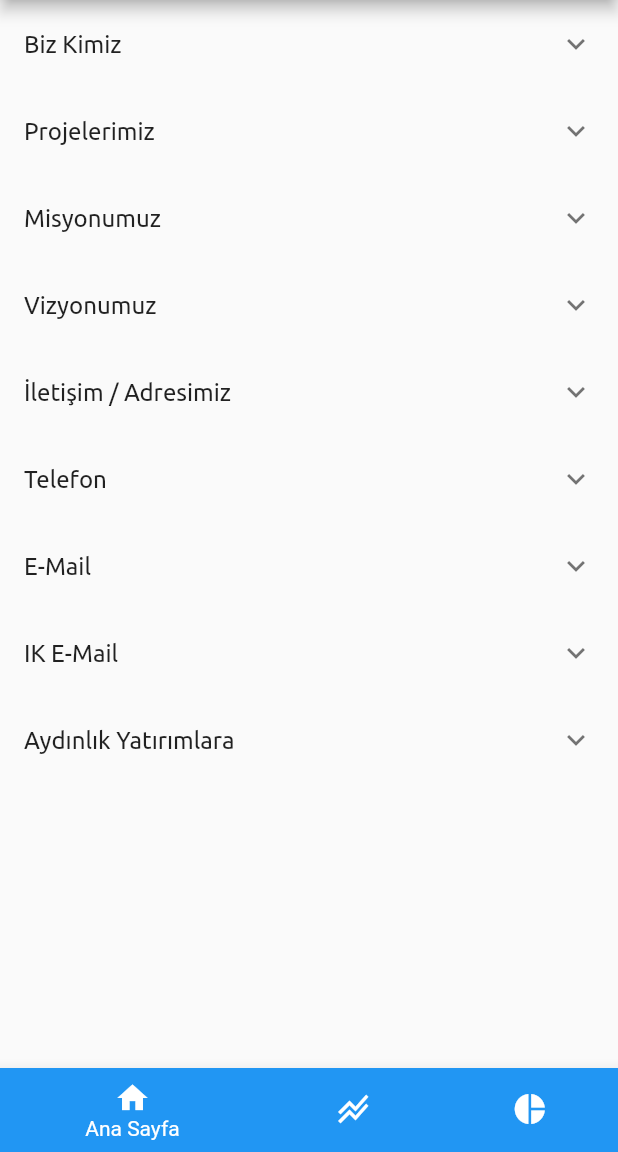
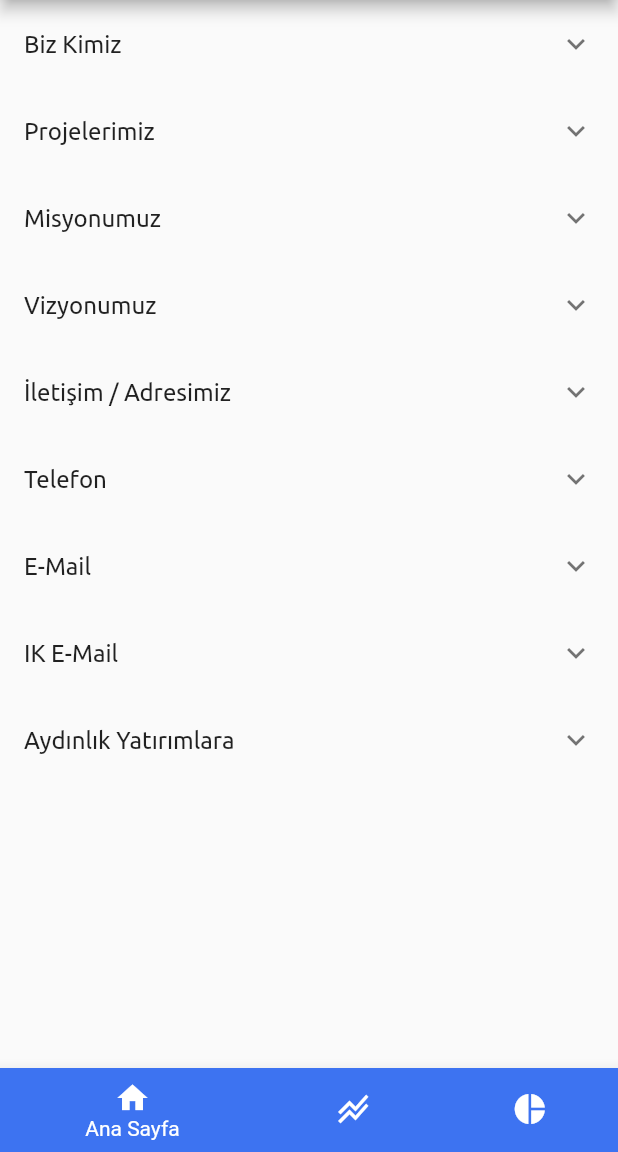
Before and after one commit to SercanAri/Bayraktar-Solar-Enerji-Tanitim, a Flutter app: the screen it shows after launch, on a phone screen of 412 x 824 dp, the part 84-1236 px from its top. Run offline on Flutter 3.47's test engine with Material 2 defaults, Android fonts, the phone set to English and light mode, and no system bars; our stand-ins replace syncfusion_flutter_charts.

Commit message:
color update

```diff
--- a/lib/main.dart
+++ b/lib/main.dart
@@ -78,21 +78,22 @@ class MyHomePageState extends State<MyHomePage> {
   Theme bottomNavMenu() {
     return Theme(
       data: ThemeData(
-          canvasColor: Colors.cyan.shade100, primaryColor: Colors.orangeAccent),
+          canvasColor: Colors.cyan.shade100,
+          primaryColor: Color.fromARGB(255, 139, 83, 8)),
       child: BottomNavigationBar(
         items: const <BottomNavigationBarItem>[
           BottomNavigationBarItem(
               icon: Icon(Icons.home),
               label: 'Ana Sayfa',
-              backgroundColor: Colors.blue),
+              backgroundColor: Color.fromARGB(255, 61, 115, 241)),
           BottomNavigationBarItem(
               icon: Icon(Icons.stacked_line_chart),
               label: 'Line Chart',
-              backgroundColor: Colors.red),
+              backgroundColor: Color.fromARGB(255, 190, 63, 124)),
           BottomNavigationBarItem(
               icon: Icon(Icons.pie_chart),
               label: 'Pie Chart',
-              backgroundColor: Colors.purple),
+              backgroundColor: Color.fromARGB(255, 163, 70, 179)),
         ],
         type: BottomNavigationBarType.shifting,
         currentIndex: secilenMenuItem,
--- a/lib/ui/ana_sayfa.dart
+++ b/lib/ui/ana_sayfa.dart
@@ -21,7 +21,10 @@ class AnaSayfaState extends State<AnaSayfa> {
           'Biz Kimiz',
           'Operasyonel mükemmeliyet ile özel durumlara özel çözümler üreten, Solar enerji konusunda uzman “çözüm ortağınız”.',
           false),
-      Veri('Projelerimiz', 'Bitmeyen enerji kaynağınız Bayraktar Solar Enerji farkıyla ve gururla siz değerli müşterimizle gerçekleştirdiğimiz solar projelerimiz. ', false),
+      Veri(
+          'Projelerimiz',
+          'Bitmeyen enerji kaynağınız Bayraktar Solar Enerji farkıyla ve gururla siz değerli müşterimizle gerçekleştirdiğimiz solar projelerimiz. ',
+          false),
       Veri('Misyonumuz', 'Misyonumuz', false),
       Veri('Vizyonumuz', 'Vizyonumuz', false),
       Veri(
@@ -31,7 +34,10 @@ class AnaSayfaState extends State<AnaSayfa> {
       Veri('Telefon', '0850 303 64 64', false),
       Veri('E-Mail', 'info@bayraktarsolar.com', false),
       Veri('IK E-Mail', 'ik@bayraktarsolar.com', false),
-      Veri('Aydınlık Yatırımlara ', 'Çevreci enerji kaynakları ile doğa dostu elektirik üretimi yapan sizlerin her zaman yanınızdayız', false),
+      Veri(
+          'Aydınlık Yatırımlara ',
+          'Çevreci enerji kaynakları ile doğa dostu elektirik üretimi yapan sizlerin her zaman yanınızdayız',
+          false),
     ];
   }
 
@@ -46,7 +52,7 @@ class AnaSayfaState extends State<AnaSayfa> {
           children: <Widget>[
             Container(
               color:
-                  index % 2 == 0 ? Colors.red.shade200 : Colors.yellow.shade300,
+                  index % 2 == 0 ? Colors.grey.shade300 : Colors.grey.shade300,
               height: 100,
               width: double.infinity,
               child: Padding(
```
